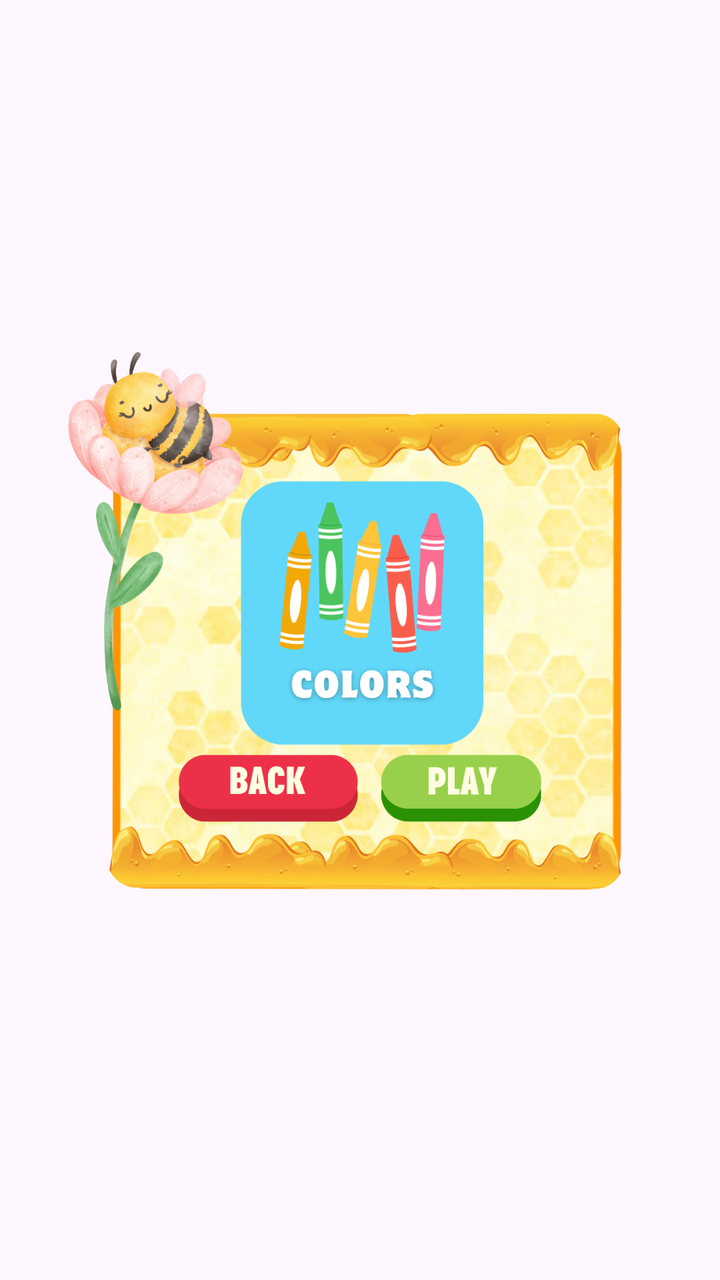
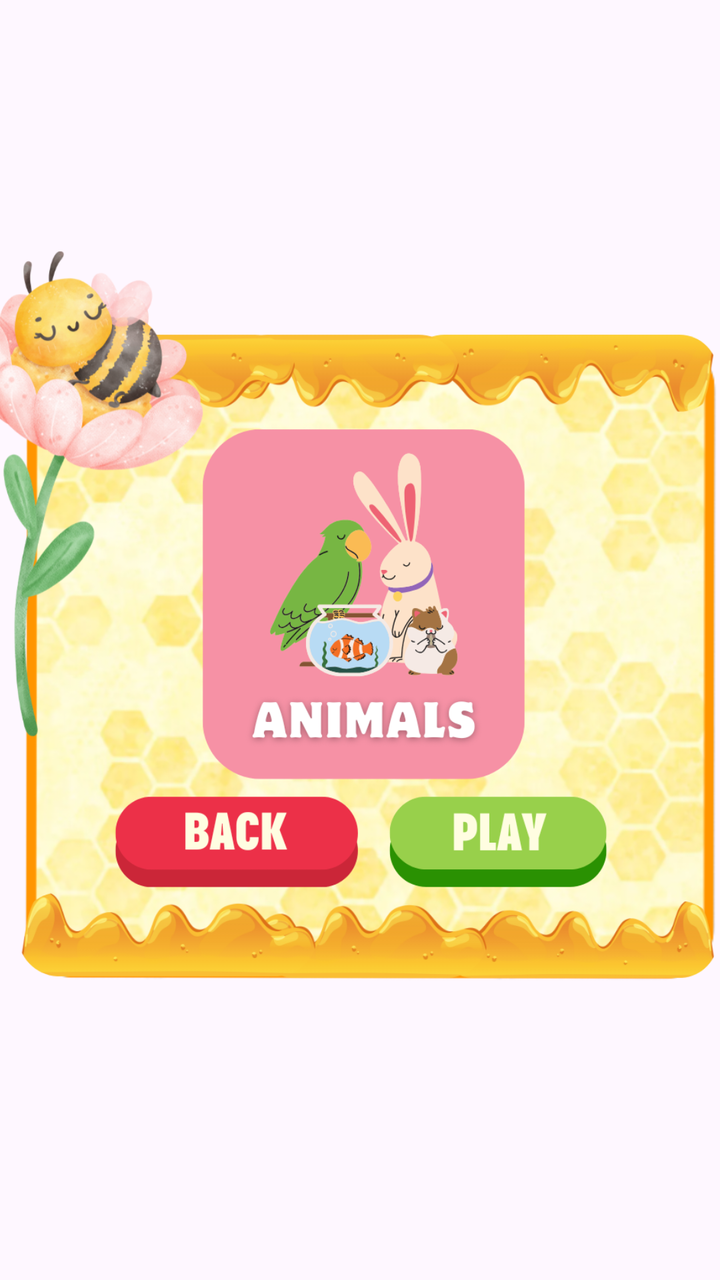

Before-and-after screenshots of an Android layout around one commit, followed by the original layout XML and the change that was made.
<!-- AndroidManifest.xml: application theme Theme.LAB2 -->
<!-- res/layout/animalpopup.xml -->
<?xml version="1.0" encoding="utf-8"?>
<androidx.constraintlayout.widget.ConstraintLayout xmlns:android="http://schemas.android.com/apk/res/android"
    xmlns:app="http://schemas.android.com/apk/res-auto"
    xmlns:tools="http://schemas.android.com/tools"
    android:layout_width="match_parent"
    android:layout_height="match_parent">

    <ImageView
        android:id="@+id/imageView3"
        android:layout_width="wrap_content"
        android:layout_height="wrap_content"
        app:srcCompat="@drawable/animalpopup"
        tools:layout_editor_absoluteX="0dp"
        tools:layout_editor_absoluteY="0dp" />

    <ImageView
        android:id="@+id/imageView4"
        android:layout_width="wrap_content"
        android:layout_height="wrap_content"
        app:srcCompat="@drawable/colorpop"
        tools:layout_editor_absoluteX="0dp"
        tools:layout_editor_absoluteY="16dp" />

    <Button
        android:id="@+id/bbttn2"
        android:layout_width="127dp"
        android:layout_height="60dp"
        android:background="#00FFFFFF"
        app:layout_constraintBottom_toBottomOf="parent"
        app:layout_constraintEnd_toEndOf="parent"
        app:layout_constraintHorizontal_bias="0.288"
        app:layout_constraintStart_toStartOf="parent"
        app:layout_constraintTop_toTopOf="parent"
        app:layout_constraintVertical_bias="0.644" />

    <Button
        android:id="@+id/playbttn2"
        android:layout_width="127dp"
        android:layout_height="60dp"
        android:background="#00FFFFFF"
        app:layout_constraintBottom_toBottomOf="parent"
        app:layout_constraintEnd_toEndOf="parent"
        app:layout_constraintHorizontal_bias="0.735"
        app:layout_constraintStart_toStartOf="parent"
        app:layout_constraintTop_toTopOf="parent"
        app:layout_constraintVertical_bias="0.644" />
</androidx.constraintlayout.widget.ConstraintLayout>
<!-- resources referenced by this layout -->
<resources>
  <!-- drawable animalpopup: png bitmap (drawable, 612133 bytes) -->
  <!-- drawable colorpop: png bitmap (drawable, 605363 bytes) -->
  <style name="Theme.LAB2" parent="Base.Theme.LAB2" />
  <style name="Base.Theme.LAB2" parent="Theme.Material3.DayNight.NoActionBar">
          
          
      </style>
</resources>

<!-- the commit's change to res/layout/animalpopup.xml (unified diff, before → after) -->
@@ -3,23 +3,22 @@
     xmlns:app="http://schemas.android.com/apk/res-auto"
     xmlns:tools="http://schemas.android.com/tools"
     android:layout_width="match_parent"
-    android:layout_height="match_parent">
+    android:layout_height="match_parent"
+    android:layout_gravity="center">
 
     <ImageView
         android:id="@+id/imageView3"
-        android:layout_width="wrap_content"
-        android:layout_height="wrap_content"
-        app:srcCompat="@drawable/animalpopup"
-        tools:layout_editor_absoluteX="0dp"
-        tools:layout_editor_absoluteY="0dp" />
+        android:layout_width="685dp"
+        android:layout_height="867dp"
+        app:layout_constraintBottom_toBottomOf="parent"
+        app:layout_constraintEnd_toEndOf="parent"
+        app:layout_constraintStart_toStartOf="parent"
+        app:layout_constraintTop_toTopOf="parent"
+        app:srcCompat="@drawable/animalpopup" />
+    
 
-    <ImageView
-        android:id="@+id/imageView4"
-        android:layout_width="wrap_content"
-        android:layout_height="wrap_content"
-        app:srcCompat="@drawable/colorpop"
-        tools:layout_editor_absoluteX="0dp"
-        tools:layout_editor_absoluteY="16dp" />
+    
+        
 
     <Button
         android:id="@+id/bbttn2"
@@ -31,7 +30,7 @@
         app:layout_constraintHorizontal_bias="0.288"
         app:layout_constraintStart_toStartOf="parent"
         app:layout_constraintTop_toTopOf="parent"
-        app:layout_constraintVertical_bias="0.644" />
+        app:layout_constraintVertical_bias="0.625" />
 
     <Button
         android:id="@+id/playbttn2"
@@ -43,5 +42,5 @@
         app:layout_constraintHorizontal_bias="0.735"
         app:layout_constraintStart_toStartOf="parent"
         app:layout_constraintTop_toTopOf="parent"
-        app:layout_constraintVertical_bias="0.644" />
+        app:layout_constraintVertical_bias="0.624" />
 </androidx.constraintlayout.widget.ConstraintLayout>
<!-- resource entries referenced after the edit -->
@@ -1,7 +1,6 @@
 <!-- resources referenced by this layout -->
 <resources>
   <!-- drawable animalpopup: png bitmap (drawable, 612133 bytes) -->
-  <!-- drawable colorpop: png bitmap (drawable, 605363 bytes) -->
   <style name="Theme.LAB2" parent="Base.Theme.LAB2" />
   <style name="Base.Theme.LAB2" parent="Theme.Material3.DayNight.NoActionBar">
           
